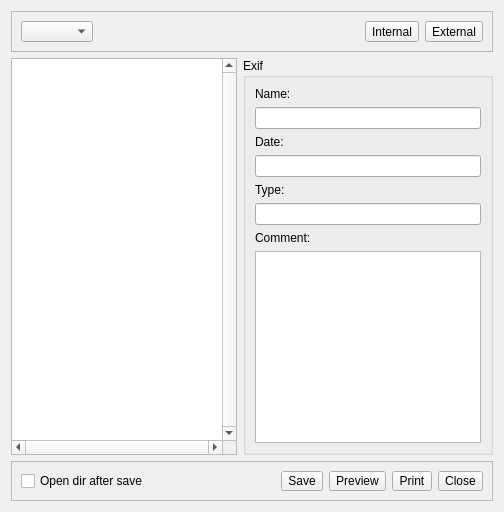
h4tr3d/photodoc-ng, file src/formimagematrix.ui: the form before one commit.
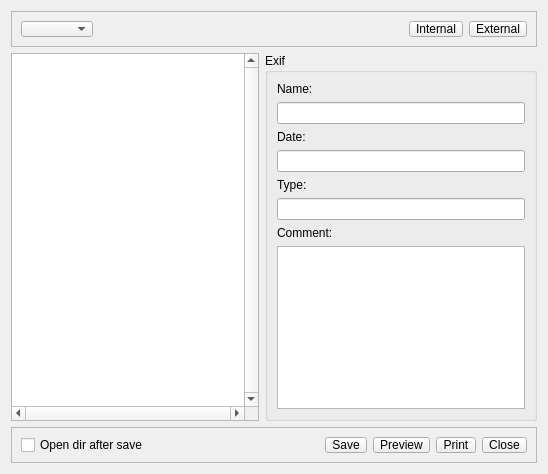
The form after the commit.

The edit to the form file:
```diff
--- a/src/formimagematrix.ui
+++ b/src/formimagematrix.ui
@@ -6,8 +6,8 @@
    <rect>
     <x>0</x>
     <y>0</y>
-    <width>504</width>
-    <height>512</height>
+    <width>548</width>
+    <height>474</height>
    </rect>
   </property>
   <property name="windowTitle">
@@ -45,8 +45,8 @@
         </property>
         <property name="sizeHint" stdset="0">
          <size>
-          <width>257</width>
-          <height>20</height>
+          <width>301</width>
+          <height>11</height>
          </size>
         </property>
        </spacer>
@@ -186,8 +186,8 @@
         </property>
         <property name="sizeHint" stdset="0">
          <size>
-          <width>114</width>
-          <height>18</height>
+          <width>158</width>
+          <height>11</height>
          </size>
         </property>
        </spacer>
```
